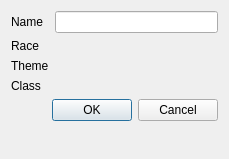
First picture: the form in CharacterDialog.ui, repository smithbt/StarfinderCharacterApp, before the edit.
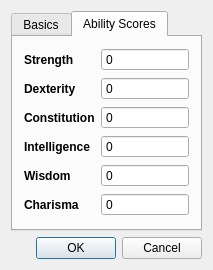
Second picture: the form after the edit.

Commit message: Created custom tree-based model and wrappers for character data.

The edit to the form file:
```diff
--- a/CharacterDialog.ui
+++ b/CharacterDialog.ui
@@ -6,13 +6,23 @@
    <rect>
     <x>0</x>
     <y>0</y>
-    <width>229</width>
-    <height>159</height>
+    <width>213</width>
+    <height>242</height>
    </rect>
   </property>
   <property name="windowTitle">
    <string>New Character</string>
   </property>
+  <layout class="QGridLayout" name="gridLayout">
+   <item row="0" column="0">
+    <widget class="QTabWidget" name="tabWidget">
+     <property name="currentIndex">
+      <number>1</number>
+     </property>
+     <widget class="QWidget" name="tab">
+      <attribute name="title">
+       <string>Basics</string>
+      </attribute>
   <layout class="QFormLayout" name="formLayout">
    <item row="0" column="0">
     <widget class="QLabel" name="name_label">
@@ -41,20 +51,151 @@
      </property>
     </widget>
    </item>
-   <item row="4" column="0" colspan="2">
+       <item row="3" column="0">
+        <widget class="QLabel" name="class_label">
+         <property name="text">
+          <string>Class</string>
+         </property>
+        </widget>
+       </item>
+      </layout>
+     </widget>
+     <widget class="QWidget" name="tab_2">
+      <attribute name="title">
+       <string>Ability Scores</string>
+      </attribute>
+      <layout class="QFormLayout" name="formLayout_2">
+       <item row="0" column="0">
+        <widget class="QLabel" name="STR_label">
+         <property name="font">
+          <font>
+           <weight>75</weight>
+           <bold>true</bold>
+          </font>
+         </property>
+         <property name="text">
+          <string>Strength</string>
+         </property>
+        </widget>
+       </item>
+       <item row="0" column="1">
+        <widget class="QSpinBox" name="STR_score">
+         <property name="buttonSymbols">
+          <enum>QAbstractSpinBox::NoButtons</enum>
+         </property>
+        </widget>
+       </item>
+       <item row="1" column="0">
+        <widget class="QLabel" name="DEX_label">
+         <property name="font">
+          <font>
+           <weight>75</weight>
+           <bold>true</bold>
+          </font>
+         </property>
+         <property name="text">
+          <string>Dexterity</string>
+         </property>
+        </widget>
+       </item>
+       <item row="1" column="1">
+        <widget class="QSpinBox" name="DEX_score">
+         <property name="buttonSymbols">
+          <enum>QAbstractSpinBox::NoButtons</enum>
+         </property>
+        </widget>
+       </item>
+       <item row="2" column="0">
+        <widget class="QLabel" name="CON_label">
+         <property name="font">
+          <font>
+           <weight>75</weight>
+           <bold>true</bold>
+          </font>
+         </property>
+         <property name="text">
+          <string>Constitution</string>
+         </property>
+        </widget>
+       </item>
+       <item row="2" column="1">
+        <widget class="QSpinBox" name="CON_score">
+         <property name="buttonSymbols">
+          <enum>QAbstractSpinBox::NoButtons</enum>
+         </property>
+        </widget>
+       </item>
+       <item row="3" column="0">
+        <widget class="QLabel" name="INT_label">
+         <property name="font">
+          <font>
+           <weight>75</weight>
+           <bold>true</bold>
+          </font>
+         </property>
+         <property name="text">
+          <string>Intelligence</string>
+         </property>
+        </widget>
+       </item>
+       <item row="3" column="1">
+        <widget class="QSpinBox" name="INT_score">
+         <property name="buttonSymbols">
+          <enum>QAbstractSpinBox::NoButtons</enum>
+         </property>
+        </widget>
+       </item>
+       <item row="4" column="0">
+        <widget class="QLabel" name="WIS_label">
+         <property name="font">
+          <font>
+           <weight>75</weight>
+           <bold>true</bold>
+          </font>
+         </property>
+         <property name="text">
+          <string>Wisdom</string>
+         </property>
+        </widget>
+       </item>
+       <item row="4" column="1">
+        <widget class="QSpinBox" name="WIS_score">
+         <property name="buttonSymbols">
+          <enum>QAbstractSpinBox::NoButtons</enum>
+         </property>
+        </widget>
+       </item>
+       <item row="5" column="0">
+        <widget class="QLabel" name="CHA_label">
+         <property name="font">
+          <font>
+           <weight>75</weight>
+           <bold>true</bold>
+          </font>
+         </property>
+         <property name="text">
+          <string>Charisma</string>
+         </property>
+        </widget>
+       </item>
+       <item row="5" column="1">
+        <widget class="QSpinBox" name="CHA_score">
+         <property name="buttonSymbols">
+          <enum>QAbstractSpinBox::NoButtons</enum>
+         </property>
+        </widget>
+       </item>
+      </layout>
+     </widget>
+    </widget>
+   </item>
+   <item row="1" column="0">
     <widget class="QDialogButtonBox" name="buttonBox">
      <property name="standardButtons">
       <set>QDialogButtonBox::Cancel|QDialogButtonBox::Ok</set>
      </property>
     </widget>
    </item>
-   <item row="3" column="0">
-    <widget class="QLabel" name="class_label">
-     <property name="text">
-      <string>Class</string>
-     </property>
-    </widget>
-   </item>
   </layout>
  </widget>
  <layoutdefault spacing="6" margin="11"/>
```
Lines whose indentation alone changed are shown as unchanged. The commit also changes 8 other files.
